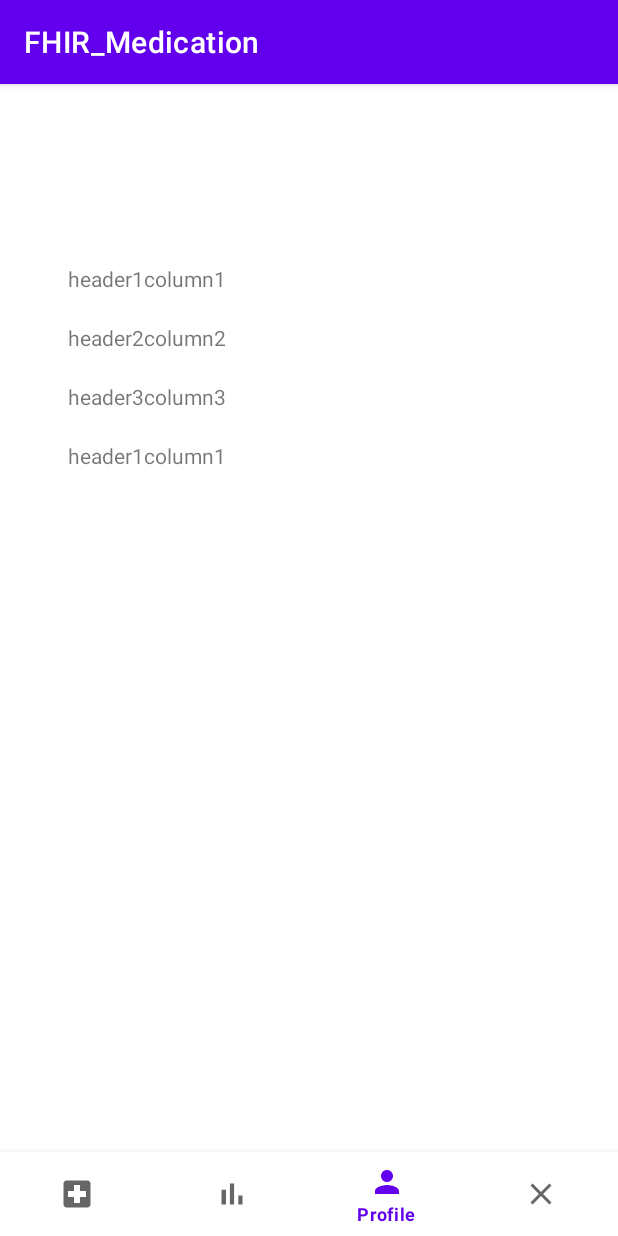
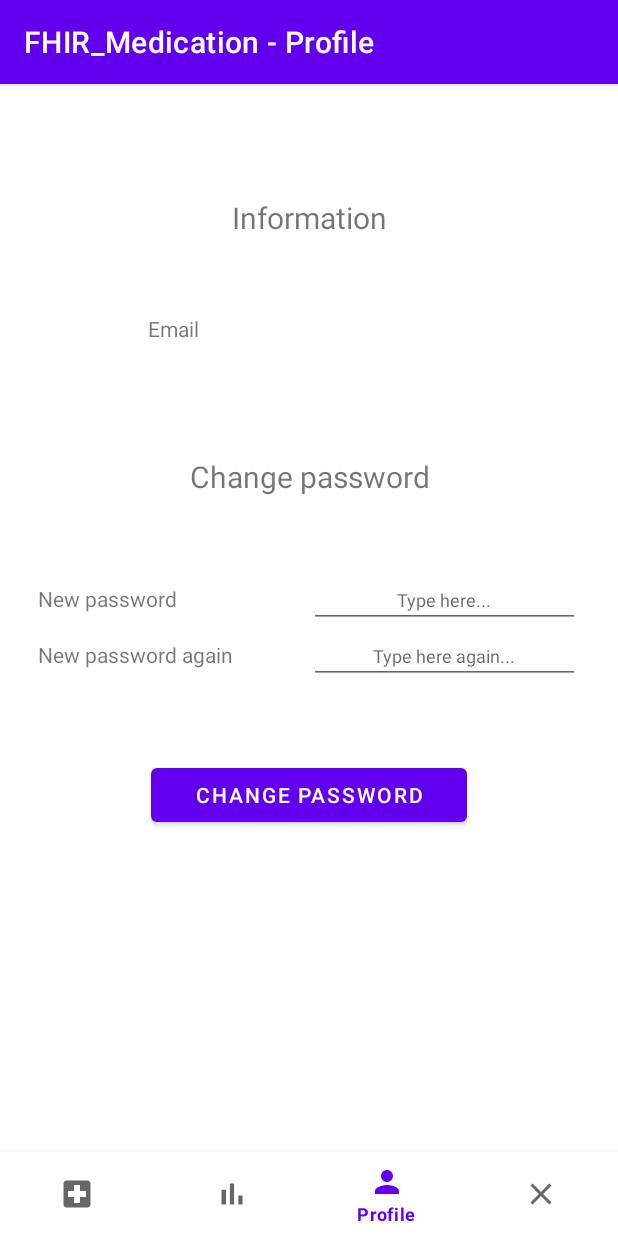
Before and after one commit to material1999/Mobilalk_FHIR_Medication, an Android app: the MedicationActivity screen opened directly, with no data from a screen before it, item 3 of the bottom bar chosen, on a phone screen of 412 x 824 dp. Run offline under Robolectric (Android 15) with nearby library versions, the phone set to English and light mode, and no system bars; our stand-ins replace Firebase (no records; nobody signed in at launch, a user with empty details on screens opened directly).

Commit message:
filled profile info table, ready to implement password change

```diff
--- a/FHIR_Medication/app/src/main/AndroidManifest.xml
+++ b/FHIR_Medication/app/src/main/AndroidManifest.xml
@@ -11,11 +11,10 @@
         android:roundIcon="@mipmap/ic_medication_round"
         android:supportsRtl="true"
         android:theme="@style/Theme.FHIR_Medication">
-        <activity android:name=".activity.MedicationActivity"></activity>
+        <activity android:name=".activity.MedicationActivity" />
         <activity android:name=".activity.MainActivity">
             <intent-filter>
                 <action android:name="android.intent.action.MAIN" />
-
                 <category android:name="android.intent.category.LAUNCHER" />
             </intent-filter>
         </activity>
--- a/FHIR_Medication/app/src/main/java/com/example/fhir_medication/activity/MainActivity.java
+++ b/FHIR_Medication/app/src/main/java/com/example/fhir_medication/activity/MainActivity.java
@@ -64,6 +64,7 @@ public class MainActivity extends AppCompatActivity {
 
     @Override
     protected void onCreate(Bundle savedInstanceState) {
+        setTitle("FHIR_Medication - Login");
         super.onCreate(savedInstanceState);
         setContentView(R.layout.activity_main);
 
--- a/FHIR_Medication/app/src/main/java/com/example/fhir_medication/activity/MedicationActivity.java
+++ b/FHIR_Medication/app/src/main/java/com/example/fhir_medication/activity/MedicationActivity.java
@@ -10,6 +10,7 @@ import android.transition.Slide;
 import android.util.Log;
 import android.view.Gravity;
 import android.view.MenuItem;
+import android.view.View;
 import android.view.Window;
 
 import com.example.fhir_medication.fragment.MedicationFragment;
@@ -30,21 +31,25 @@ public class MedicationActivity extends AppCompatActivity implements BottomNavig
     @SuppressLint("SetTextI18n")
     @Override
     protected void onCreate(Bundle savedInstanceState) {
+        setTitle("FHIR_Medication - Medication");
+
         getWindow().requestFeature(Window.FEATURE_ACTIVITY_TRANSITIONS);
         getWindow().setEnterTransition(new Slide(Gravity.BOTTOM));
-
-        super.onCreate(savedInstanceState);
-        if (savedInstanceState == null) {
-            getSupportFragmentManager().beginTransaction()
-                    .setReorderingAllowed(true)
-                    .add(R.id.fragment_container_view, MedicationFragment.class, null)
-                    .commit();
-        }
-        setContentView(R.layout.activity_medication);
 
         user = FirebaseAuth.getInstance().getCurrentUser();
         assert user != null;
         Log.d(LOG_TAG, "user: " + user.getEmail());
+
+        super.onCreate(savedInstanceState);
+        if (savedInstanceState == null) {
+            Bundle bundle = new Bundle();
+            bundle.putString("email", user.getEmail());
+            getSupportFragmentManager().beginTransaction()
+                    .setReorderingAllowed(true)
+                    .add(R.id.fragment_container_view, MedicationFragment.class, bundle)
+                    .commit();
+        }
+        setContentView(R.layout.activity_medication);
 
         bottomNavigationView = findViewById(R.id.bottom_navigation);
         bottomNavigationView.setOnNavigationItemSelectedListener(this);
@@ -55,17 +60,25 @@ public class MedicationActivity extends AppCompatActivity implements BottomNavig
     @Override
     public boolean onNavigationItemSelected(@NonNull @org.jetbrains.annotations.NotNull MenuItem item) {
         Fragment selectedFragment = null;
+        Bundle bundle = new Bundle();
+        bundle.putString("email", user.getEmail());
         switch (item.getItemId()) {
             case R.id.medicationPage:
+                setTitle("FHIR_Medication - Medication");
                 selectedFragment = new MedicationFragment();
+                selectedFragment.setArguments(bundle);
                 Log.d(LOG_TAG, "Medication");
                 break;
             case R.id.statistics:
+                setTitle("FHIR_Medication - Statistics");
                 selectedFragment = new StatisticsFragment();
+                selectedFragment.setArguments(bundle);
                 Log.d(LOG_TAG, "Statistics");
                 break;
             case R.id.profilePage:
+                setTitle("FHIR_Medication - Profile");
                 selectedFragment = new ProfileFragment();
+                selectedFragment.setArguments(bundle);
                 Log.d(LOG_TAG, "Profile");
                 break;
             case R.id.logOut:
@@ -82,4 +95,9 @@ public class MedicationActivity extends AppCompatActivity implements BottomNavig
         }
         return true;
     }
+
+    public void changePassword(View view) {
+        Log.d(LOG_TAG, "Change password");
+        // TODO: implement password change with passing back information to activity from fragment
+    }
 }
--- a/FHIR_Medication/app/src/main/java/com/example/fhir_medication/fragment/ProfileFragment.java
+++ b/FHIR_Medication/app/src/main/java/com/example/fhir_medication/fragment/ProfileFragment.java
@@ -2,12 +2,15 @@ package com.example.fhir_medication.fragment;
 
 import android.os.Bundle;
 
+import androidx.annotation.NonNull;
 import androidx.fragment.app.Fragment;
 import androidx.transition.TransitionInflater;
 
 import android.view.LayoutInflater;
 import android.view.View;
 import android.view.ViewGroup;
+import android.widget.Button;
+import android.widget.TextView;
 
 import com.example.fhir_medication.R;
 
@@ -17,6 +20,9 @@ import com.example.fhir_medication.R;
  * create an instance of this fragment.
  */
 public class ProfileFragment extends Fragment {
+
+    private TextView showEmail;
+    private Button changePassword;
 
     // TODO: Rename parameter arguments, choose names that match
     // the fragment initialization parameters, e.g. ARG_ITEM_NUMBER
@@ -66,4 +72,12 @@ public class ProfileFragment extends Fragment {
         // Inflate the layout for this fragment
         return inflater.inflate(R.layout.fragment_profile, container, false);
     }
+
+    @Override
+    public void onViewCreated(@NonNull View view, Bundle savedInstanceState) {
+        showEmail = view.findViewById(R.id.showEmail);
+        showEmail.setText(requireArguments().getString("email"));
+
+        changePassword = view.findViewById(R.id.changePassword);
+    }
 }
--- a/FHIR_Medication/app/src/main/res/layout/activity_main.xml
+++ b/FHIR_Medication/app/src/main/res/layout/activity_main.xml
@@ -11,7 +11,7 @@
         android:layout_width="match_parent"
         android:layout_height="wrap_content"
         android:ems="10"
-        android:hint="@string/username"
+        android:hint="@string/email"
         android:inputType="text"
         app:layout_constraintBottom_toBottomOf="parent"
         app:layout_constraintEnd_toEndOf="parent"
--- a/FHIR_Medication/app/src/main/res/layout/fragment_profile.xml
+++ b/FHIR_Medication/app/src/main/res/layout/fragment_profile.xml
@@ -7,66 +7,87 @@
     <TableLayout
         android:layout_width="match_parent"
         android:layout_height="match_parent"
-        android:layout_marginTop="100sp"
-        android:layout_marginBottom="100sp"
+        android:layout_marginTop="50sp"
+        android:layout_marginBottom="50sp"
         android:layout_marginLeft="25sp"
         android:layout_marginRight="25sp"
-        android:paddingTop="10sp"
-        android:paddingBottom="10sp"
-        android:paddingLeft="10sp"
-        android:paddingRight="10sp" >
+        android:paddingTop="25sp"
+        android:paddingBottom="25sp" >
 
         <TableRow
-            android:layout_height="match_parent"
-            android:layout_margin="10sp" >
-
+            android:layout_marginBottom="25sp">
             <TextView
-                android:text="header1" />
-
+                android:gravity="center"
+                android:layout_weight="1"
+                android:textSize="20sp"
+                android:text="@string/information" />
+        </TableRow>
+        <TableRow
+            android:layout_marginTop="25sp"
+            android:layout_marginBottom="25sp" >
             <TextView
+                android:layout_width="0dp"
+                android:gravity="center"
+                android:layout_weight="1"
+                android:text="@string/email" />
+            <TextView
+                android:layout_width="0dp"
+                android:id="@+id/showEmail"
+                android:gravity="center"
+                android:layout_weight="1"
                 android:text="column1" />
-
         </TableRow>
-
         <TableRow
-            android:layout_width="match_parent"
-            android:layout_height="match_parent"
-            android:layout_margin="10sp" >
-
+            android:layout_marginTop="50sp"
+            android:layout_marginBottom="50sp">
             <TextView
-                android:text="header2" />
-
+                android:gravity="center"
+                android:layout_weight="1"
+                android:textSize="20sp"
+                android:text="@string/changePassword" />
+        </TableRow>
+        <TableRow>
             <TextView
-                android:text="column2" />
-
+                android:layout_width="0dp"
+                android:gravity="start"
+                android:layout_weight="1"
+                android:text="@string/newPassword" />
+            <EditText
+                android:layout_width="0dp"
+                android:id="@+id/newPassword"
+                android:gravity="center"
+                android:layout_weight="1"
+                android:hint="@string/typeHere"
+                android:textSize="12sp"
+                android:inputType="textPassword"/>
         </TableRow>
-
+        <TableRow>
+            <TextView
+                android:layout_width="0dp"
+                android:gravity="start"
+                android:layout_weight="1"
+                android:text="@string/newPasswordAgain" />
+            <EditText
+                android:layout_width="0dp"
+                android:id="@+id/newPasswordAgain"
+                android:gravity="center"
+                android:layout_weight="1"
+                android:hint="@string/typeHereAgain"
+                android:textSize="12sp"
+                android:inputType="textPassword"/>
+        </TableRow>
         <TableRow
-            android:layout_width="match_parent"
-            android:layout_height="match_parent"
-            android:layout_margin="10sp" >
-
-            <TextView
-                android:text="header3" />
-
-            <TextView
-                android:text="column3" />
-
+            android:layout_marginTop="50sp"
+            android:layout_marginBottom="25sp"
+            android:layout_marginLeft="75sp"
+            android:layout_marginRight="75sp" >
+            <Button
+                android:id="@+id/changePassword"
+                android:layout_width="wrap_content"
+                android:layout_weight="1"
+                android:gravity="center"
+                android:text="@string/changePassword"
+                android:onClick="changePassword"/>
         </TableRow>
-
-        <TableRow
-            android:layout_width="match_parent"
-            android:layout_height="match_parent"
-            android:layout_margin="10sp" >
-
-            <TextView
-                android:text="header1" />
-
-            <TextView
-                android:text="column1" />
-
-        </TableRow>
-
     </TableLayout>
-
 </LinearLayout>
--- a/FHIR_Medication/app/src/main/res/values-night/strings.xml
+++ b/FHIR_Medication/app/src/main/res/values-night/strings.xml
@@ -3,10 +3,16 @@
     <string name="app_name">FHIR_Medication</string>
     <string name="password">Password</string>
     <string name="login">Login</string>
-    <string name="username">Username</string>
+    <string name="email">Email</string>
     <string name="profile">Profile</string>
     <string name="medication">Medication</string>
     <string name="please_grant_location_permission">Please grant location permission!</string>
     <string name="log_out">Log out</string>
     <string name="statistics">Statistics</string>
+    <string name="changePassword">Change password</string>
+    <string name="newPassword">New password</string>
+    <string name="typeHere">Type here...</string>
+    <string name="typeHereAgain">Type here again...</string>
+    <string name="newPasswordAgain">New password again</string>
+    <string name="information">Information</string>
 </resources>
--- a/FHIR_Medication/app/src/main/res/values/strings.xml
+++ b/FHIR_Medication/app/src/main/res/values/strings.xml
@@ -3,10 +3,16 @@
     <string name="app_name">FHIR_Medication</string>
     <string name="password">Password</string>
     <string name="login">Login</string>
-    <string name="username">Username</string>
+    <string name="email">Email</string>
     <string name="profile">Profile</string>
     <string name="medication">Medication</string>
     <string name="please_grant_location_permission">Please grant location permission!</string>
     <string name="log_out">Log out</string>
     <string name="statistics">Statistics</string>
+    <string name="changePassword">Change password</string>
+    <string name="newPassword">New password</string>
+    <string name="typeHere">Type here...</string>
+    <string name="typeHereAgain">Type here again...</string>
+    <string name="newPasswordAgain">New password again</string>
+    <string name="information">Information</string>
 </resources>
```
